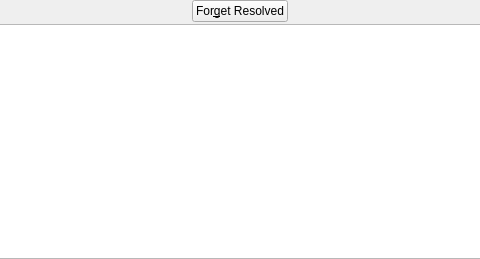
metno/kvhqc, file src/errorlist/errorlist.ui: the form before one commit; both pictures show x 255 to 735 and y 0 to 259 of the 998 by 259 pixel window.
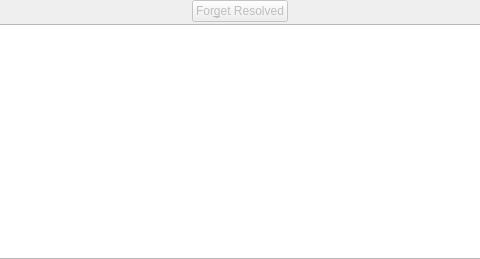
The form after the commit. Icons and pictures are not drawn. Custom widgets are drawn as their Qt base class.

Commit message:
errorlist: disable forget button
 * function not implemented

```diff
--- a/src/errorlist/errorlist.ui
+++ b/src/errorlist/errorlist.ui
@@ -57,6 +57,9 @@
    </item>
    <item row="0" column="2">
     <widget class="QPushButton" name="buttonForget">
+     <property name="enabled">
+      <bool>false</bool>
+     </property>
      <property name="text">
       <string>For&amp;get Resolved</string>
      </property>
```
